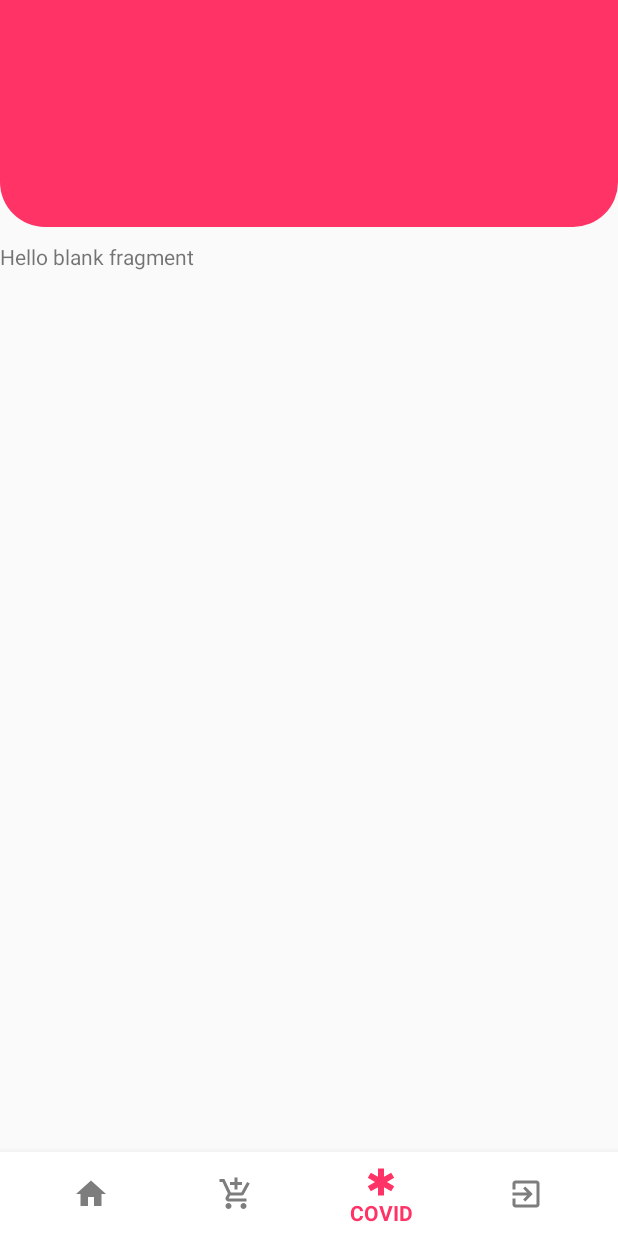
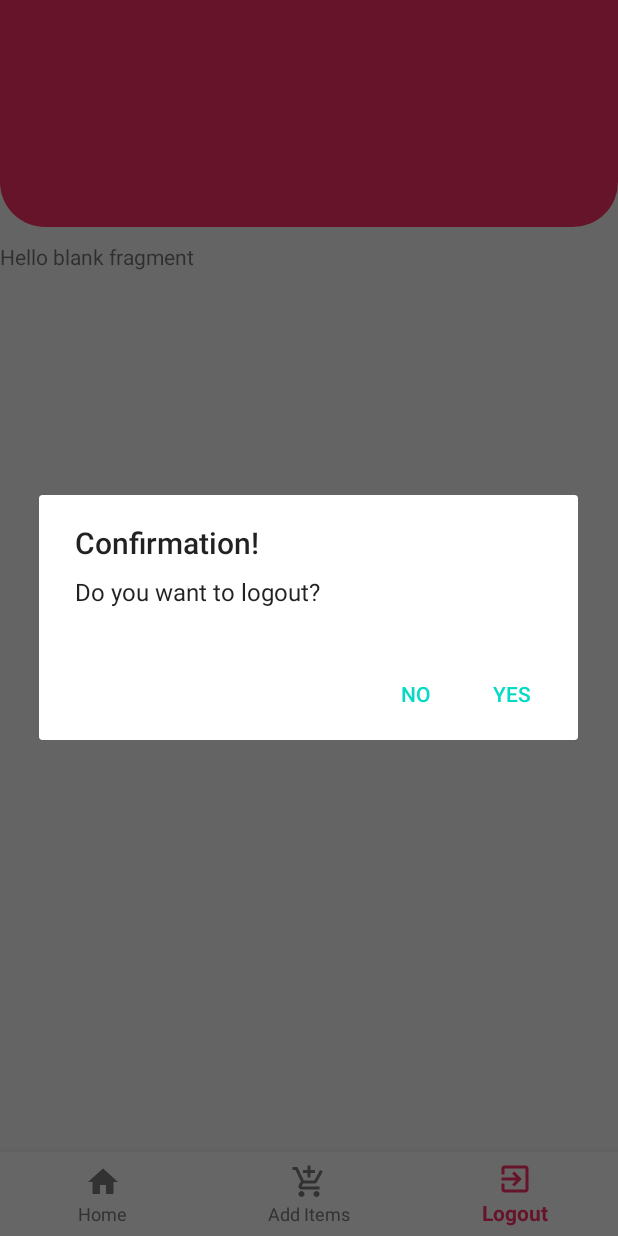
Before and after one commit to enja-2001/Shopify, an Android app: the SK_Dashboard screen opened directly, with no data from a screen before it, item 3 of the bottom bar chosen, on a phone screen of 412 x 824 dp. Run offline under Robolectric (Android 15) with nearby library versions, the light colour scheme and no system bars; our stand-ins replace Firebase (no records; nobody signed in at launch, a user with empty details on screens opened directly); 6 statements that could not run were skipped.

Commit message:
Shopkeeper Part

```diff
--- a/app/src/main/java/com/example/shopify/SK_Dashboard.java
+++ b/app/src/main/java/com/example/shopify/SK_Dashboard.java
@@ -53,18 +53,17 @@ public class SK_Dashboard extends AppCompatActivity implements BottomNavigationV
     public boolean onNavigationItemSelected(@NonNull MenuItem menuItem) {
 
         switch (menuItem.getItemId()) {
+
             case R.id.time:
                 sk_home sk = new sk_home();
                 getSupportFragmentManager().beginTransaction().replace(R.id.container_dashboard, sk).commit();
                 break;
+
             case R.id.add:
                 sk_add add = new sk_add();
                 getSupportFragmentManager().beginTransaction().replace(R.id.container_dashboard, add).commit();
                 break;
-            case R.id.covid:
-                covid cov = new covid();
-                getSupportFragmentManager().beginTransaction().replace(R.id.container_dashboard, cov).commit();
-                break;
+
             case R.id.logout:
                 AlertDialog.Builder dialogue = new AlertDialog.Builder(SK_Dashboard.this).setTitle("Confirmation!").setMessage("Do you want to logout? ");
                 dialogue.setPositiveButton("YES", new DialogInterface.OnClickListener() {
--- a/app/src/main/res/menu/sk_menu.xml
+++ b/app/src/main/res/menu/sk_menu.xml
@@ -9,10 +9,6 @@
         android:title="Add Items"
         android:icon="@drawable/ic_baseline_add_items"/>
 
-    <item android:id="@+id/covid"
-        android:title="COVID"
-        android:icon="@drawable/ic_baseline_emergency_24"/>
-
     <item android:id="@+id/logout"
         android:title="Logout"
         android:icon="@drawable/logout"/>
```
